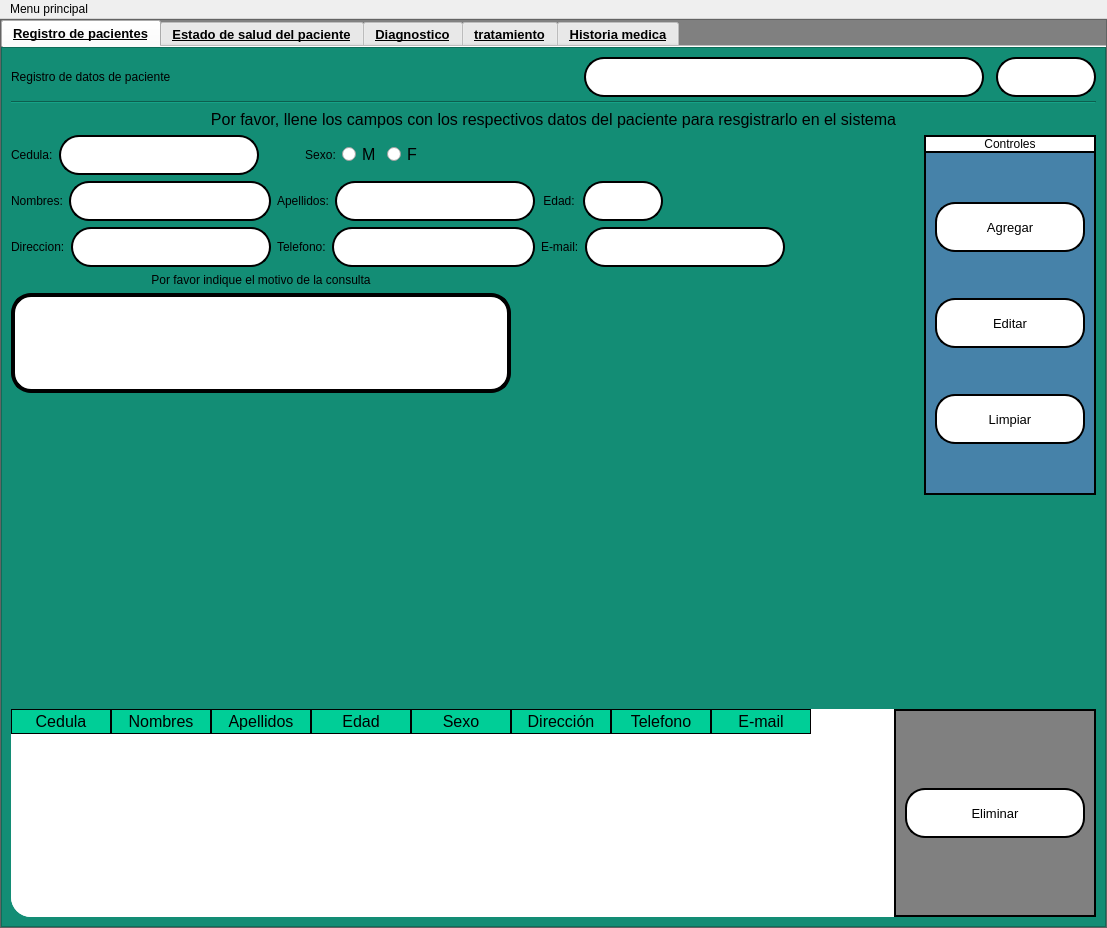
Reinaldito04/App-Consultas-y-Historias-Medicas, file interfaces/History.ui: the form before one commit.
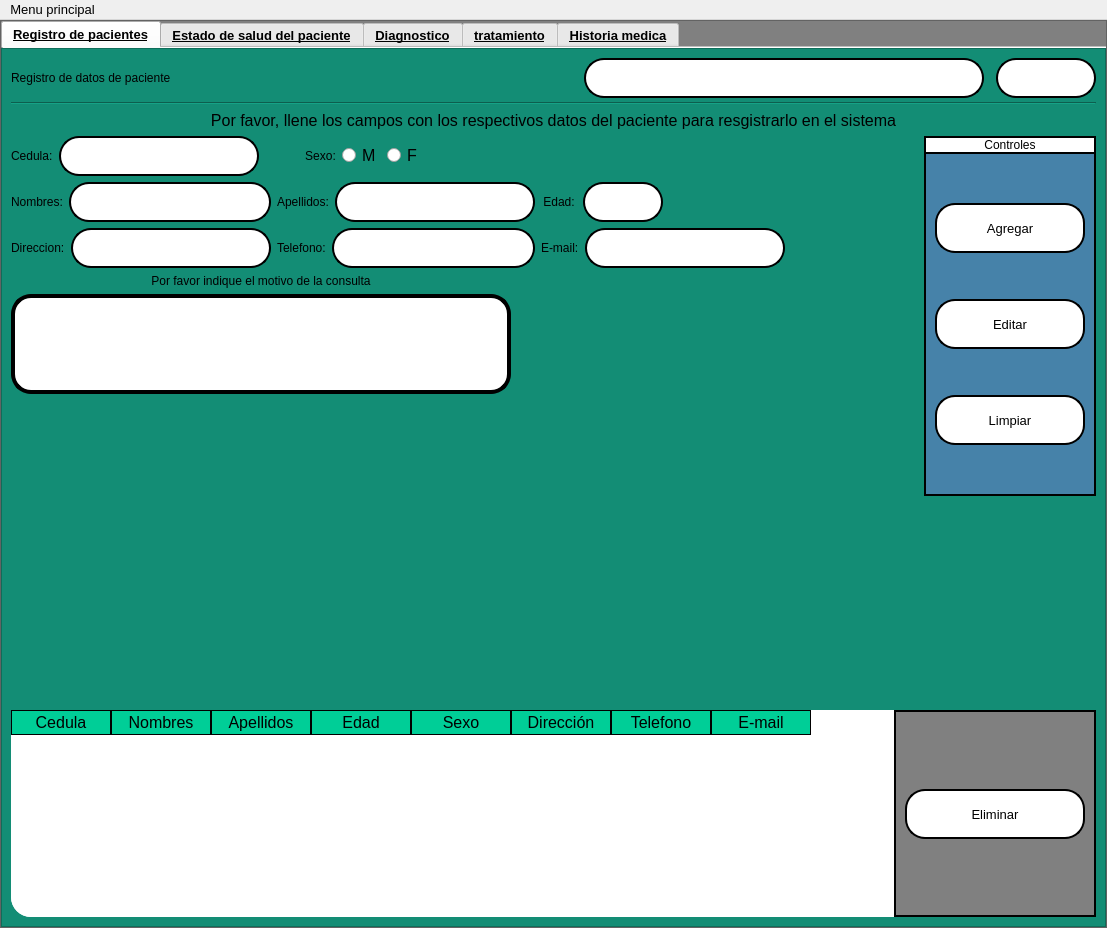
The form after the commit. Icons and pictures are not drawn.

What changed in the file:
```diff
--- a/interfaces/History.ui
+++ b/interfaces/History.ui
@@ -3407,10 +3407,21 @@
      <x>0</x>
      <y>0</y>
      <width>1107</width>
-     <height>21</height>
+     <height>22</height>
     </rect>
    </property>
+   <property name="font">
+    <font>
+     <family>Microsoft Sans Serif</family>
+     <pointsize>10</pointsize>
+    </font>
+   </property>
    <widget class="QMenu" name="menuVolver_al_menu_principal">
+    <property name="font">
+     <font>
+      <pointsize>10</pointsize>
+     </font>
+    </property>
     <property name="title">
      <string>Menu principal</string>
     </property>
```
Left out of the diff: 21 changed lines with no effect on the pictures.
